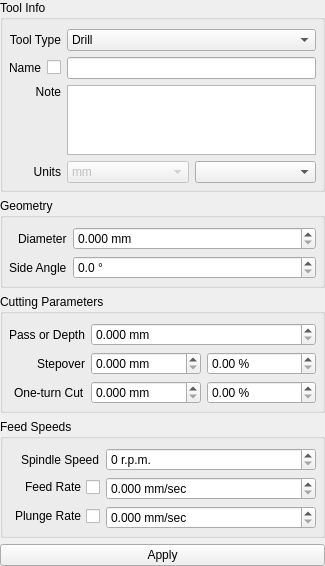
First picture: the form in static_libs/tooldatabase/tooleditform.ui, repository XRay3D/GERBER_X3, before the edit.
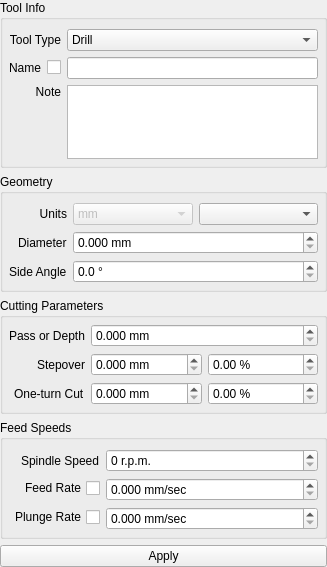
Second picture: the form after the edit. Custom widgets are drawn as their Qt base class.

Commit message: change: tool stepover increased up to 100% of diameter

What changed in the file:
```diff
--- a/static_libs/tooldatabase/tooleditform.ui
+++ b/static_libs/tooldatabase/tooleditform.ui
@@ -6,8 +6,8 @@
    <rect>
     <x>0</x>
     <y>0</y>
-    <width>325</width>
-    <height>512</height>
+    <width>327</width>
+    <height>567</height>
    </rect>
   </property>
   <property name="sizePolicy">
@@ -19,10 +19,7 @@
   <property name="windowTitle">
    <string>Tool</string>
   </property>
-  <layout class="QVBoxLayout" name="verticalLayout">
-   <property name="spacing">
-    <number>6</number>
-   </property>
+  <layout class="QVBoxLayout" name="verticalLayout_2">
    <property name="leftMargin">
     <number>0</number>
    </property>
@@ -36,7 +33,10 @@
     <number>0</number>
    </property>
    <item>
-    <widget class="QGroupBox" name="groupBox">
+    <widget class="QGroupBox" name="grbxToolInfo">
+     <property name="toolTip">
+      <string/>
+     </property>
      <property name="title">
       <string>Tool Info</string>
      </property>
@@ -77,16 +77,6 @@
         </item>
        </widget>
       </item>
-      <item row="3" column="0">
-       <widget class="QLabel" name="lblUnits">
-        <property name="text">
-         <string>Units</string>
-        </property>
-        <property name="alignment">
-         <set>Qt::AlignRight|Qt::AlignTrailing|Qt::AlignVCenter</set>
-        </property>
-       </widget>
-      </item>
       <item row="1" column="0">
        <layout class="QHBoxLayout" name="horizontalLayout_3">
         <property name="spacing">
@@ -96,7 +86,7 @@
          <enum>QLayout::SetMinimumSize</enum>
         </property>
         <item>
-         <widget class="QLabel" name="label_2">
+         <widget class="QLabel" name="lblName">
           <property name="text">
            <string>Name</string>
           </property>
@@ -138,7 +128,7 @@
        </widget>
       </item>
       <item row="2" column="0">
-       <widget class="QLabel" name="label">
+       <widget class="QLabel" name="lblNote">
         <property name="text">
          <string>Note</string>
         </property>
@@ -147,7 +137,62 @@
         </property>
        </widget>
       </item>
-      <item row="3" column="1">
+      <item row="1" column="1">
+       <widget class="QLineEdit" name="leName"/>
+      </item>
+     </layout>
+    </widget>
+   </item>
+   <item>
+    <widget class="QWidget" name="wgtToolParameters" native="true">
+     <layout class="QVBoxLayout" name="verticalLayout">
+      <property name="leftMargin">
+       <number>0</number>
+      </property>
+      <property name="topMargin">
+       <number>0</number>
+      </property>
+      <property name="rightMargin">
+       <number>0</number>
+      </property>
+      <property name="bottomMargin">
+       <number>0</number>
+      </property>
+      <item>
+       <widget class="QGroupBox" name="grbxGeometry">
+        <property name="toolTip">
+         <string/>
+        </property>
+        <property name="title">
+         <string>Geometry</string>
+        </property>
+        <layout class="QFormLayout" name="formLayout">
+         <property name="labelAlignment">
+          <set>Qt::AlignRight|Qt::AlignTrailing|Qt::AlignVCenter</set>
+         </property>
+         <property name="leftMargin">
+          <number>6</number>
+         </property>
+         <property name="topMargin">
+          <number>9</number>
+         </property>
+         <property name="rightMargin">
+          <number>6</number>
+         </property>
+         <property name="bottomMargin">
+          <number>6</number>
+         </property>
+         <item row="0" column="0">
+          <widget class="QLabel" name="lblUnits">
+           <property name="text">
+            <string>Units</string>
+           </property>
+           <property name="alignment">
+            <set>Qt::AlignRight|Qt::AlignTrailing|Qt::AlignVCenter</set>
+           </property>
+          </widget>
+         </item>
+         <item row="0" column="1">
        <layout class="QHBoxLayout" name="hlUnuts">
         <item>
          <widget class="QComboBox" name="cbxUnits">
@@ -195,41 +240,14 @@
         </item>
        </layout>
       </item>
-      <item row="1" column="1">
-       <widget class="QLineEdit" name="leName"/>
-      </item>
-     </layout>
-    </widget>
-   </item>
-   <item>
-    <widget class="QGroupBox" name="groupBox_2">
-     <property name="title">
-      <string>Geometry</string>
-     </property>
-     <layout class="QFormLayout" name="formLayout_2">
-      <property name="labelAlignment">
-       <set>Qt::AlignRight|Qt::AlignTrailing|Qt::AlignVCenter</set>
-      </property>
-      <property name="leftMargin">
-       <number>6</number>
-      </property>
-      <property name="topMargin">
-       <number>9</number>
-      </property>
-      <property name="rightMargin">
-       <number>6</number>
-      </property>
-      <property name="bottomMargin">
-       <number>6</number>
-      </property>
-      <item row="0" column="0">
+         <item row="1" column="0">
        <widget class="QLabel" name="diameterLabel">
         <property name="text">
          <string>Diameter</string>
         </property>
        </widget>
       </item>
-      <item row="0" column="1">
+         <item row="1" column="1">
        <widget class="DoubleSpinBox" name="dsbxDiameter">
         <property name="suffix">
          <string> mm</string>
@@ -245,14 +263,14 @@
         </property>
        </widget>
       </item>
-      <item row="1" column="0">
+         <item row="2" column="0">
        <widget class="QLabel" name="sideAngleLabel">
         <property name="text">
          <string>Side Angle</string>
         </property>
        </widget>
       </item>
-      <item row="1" column="1">
+         <item row="2" column="1">
        <widget class="DoubleSpinBox" name="dsbxAngle">
         <property name="suffix">
          <string> °</string>
@@ -269,11 +287,14 @@
     </widget>
    </item>
    <item>
-    <widget class="QGroupBox" name="groupBox_3">
+       <widget class="QGroupBox" name="grbxCuttingParameters">
+        <property name="toolTip">
+         <string/>
+        </property>
      <property name="title">
       <string>Cutting Parameters</string>
      </property>
-     <layout class="QFormLayout" name="formLayout_3">
+        <layout class="QFormLayout" name="formLayout_2">
       <property name="labelAlignment">
        <set>Qt::AlignRight|Qt::AlignTrailing|Qt::AlignVCenter</set>
       </property>
@@ -281,7 +302,7 @@
        <number>6</number>
       </property>
       <property name="topMargin">
-       <number>9</number>
+          <number>6</number>
       </property>
       <property name="rightMargin">
        <number>6</number>
@@ -290,7 +311,7 @@
        <number>6</number>
       </property>
       <item row="0" column="0">
-       <widget class="QLabel" name="label_3">
+          <widget class="QLabel" name="lblPassDepth">
         <property name="text">
          <string>Pass or Depth</string>
         </property>
@@ -313,12 +334,23 @@
        </widget>
       </item>
       <item row="1" column="0">
-       <widget class="QLabel" name="label_4">
+          <layout class="QHBoxLayout" name="horizontalLayout">
+           <item>
+            <widget class="QLabel" name="lblWarn">
+             <property name="text">
+              <string/>
+             </property>
+            </widget>
+           </item>
+           <item>
+            <widget class="QLabel" name="lblStepover">
         <property name="text">
          <string>Stepover</string>
         </property>
        </widget>
       </item>
+          </layout>
+         </item>
       <item row="1" column="1">
        <layout class="QHBoxLayout" name="hlayStepover">
         <property name="leftMargin">
@@ -358,7 +390,7 @@
            <number>2</number>
           </property>
           <property name="maximum">
-           <double>50.000000000000000</double>
+              <double>100.000000000000000</double>
           </property>
           <property name="singleStep">
            <double>0.100000000000000</double>
@@ -368,7 +400,7 @@
        </layout>
       </item>
       <item row="2" column="0">
-       <widget class="QLabel" name="label_5">
+          <widget class="QLabel" name="lblCut">
         <property name="text">
          <string>One-turn Cut</string>
         </property>
@@ -426,7 +458,10 @@
     </widget>
    </item>
    <item>
-    <widget class="QGroupBox" name="groupBox_4">
+       <widget class="QGroupBox" name="grbxFeedSpeeds">
+        <property name="toolTip">
+         <string/>
+        </property>
      <property name="title">
       <string>Feed Speeds</string>
      </property>
@@ -450,7 +485,7 @@
        <number>6</number>
       </property>
       <item row="0" column="0">
-       <widget class="QLabel" name="label_6">
+          <widget class="QLabel" name="lblSpindleSpeed">
         <property name="text">
          <string>Spindle Speed</string>
         </property>
@@ -477,6 +512,9 @@
         <property name="toolTip">
          <string>If checked then automatic calculate!</string>
         </property>
+           <property name="statusTip">
+            <string/>
+           </property>
         <property name="layoutDirection">
          <enum>Qt::RightToLeft</enum>
         </property>
@@ -528,6 +566,9 @@
         <property name="singleStep">
          <double>0.100000000000000</double>
         </property>
+          </widget>
+         </item>
+        </layout>
        </widget>
       </item>
      </layout>
```
Lines whose indentation alone changed are shown as unchanged. The commit also changes 1 other file.
